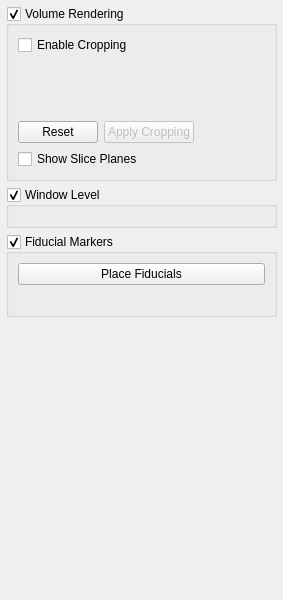
Qt form resources/VolumeControlsWidget.ui (inglis-dl/CTAnalyzerX) before a commit.
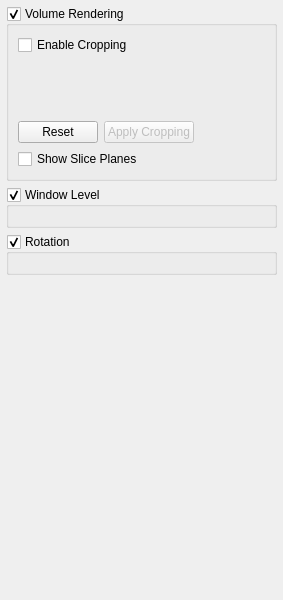
The same form after that commit. Custom widgets are drawn as their Qt base class.

Commit message: WIP: - move rotation controls to ui

Patch:
```diff
--- a/resources/VolumeControlsWidget.ui
+++ b/resources/VolumeControlsWidget.ui
@@ -307,23 +307,12 @@
       </sizepolicy>
      </property>
      <property name="title">
-      <string>Fiducial Markers</string>
+      <string>Rotation</string>
      </property>
      <property name="checkable">
       <bool>true</bool>
      </property>
-     <layout class="QVBoxLayout" name="fiducialsLayout">
-      <item>
-       <widget class="QPushButton" name="btnPlaceFiducials">
-        <property name="text">
-         <string>Place Fiducials</string>
-        </property>
-       </widget>
-      </item>
-      <item>
-       <widget class="QLabel" name="labelFiducialInfo"/>
-      </item>
-     </layout>
+     <layout class="QVBoxLayout" name="rotationLayout"/>
     </widget>
    </item>
    <item>
```
Left out of the diff: 2 changed lines with no effect on the pictures. The commit also changes 7 other files.
